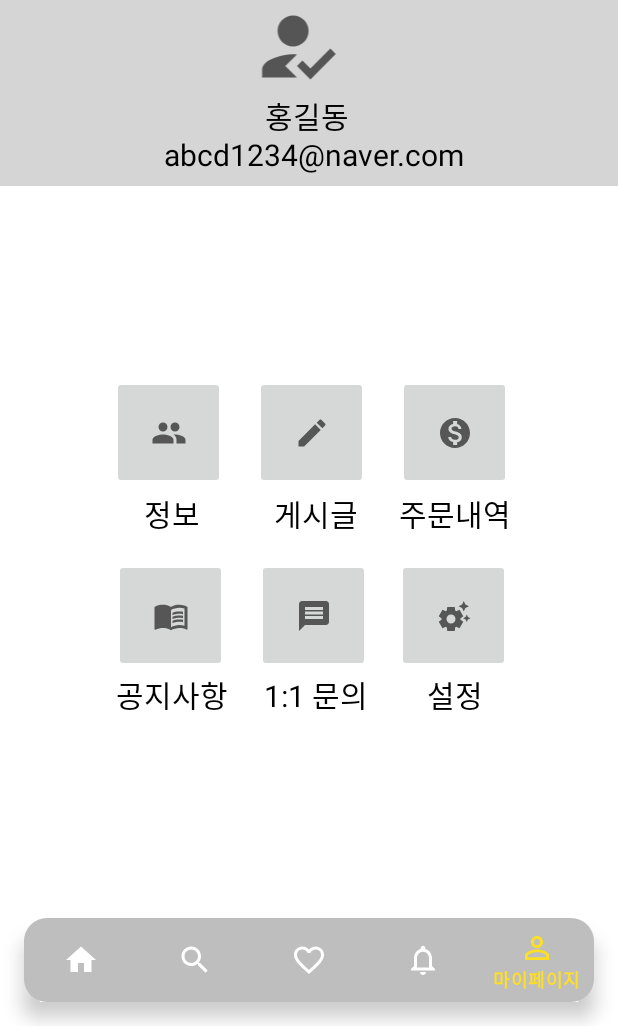
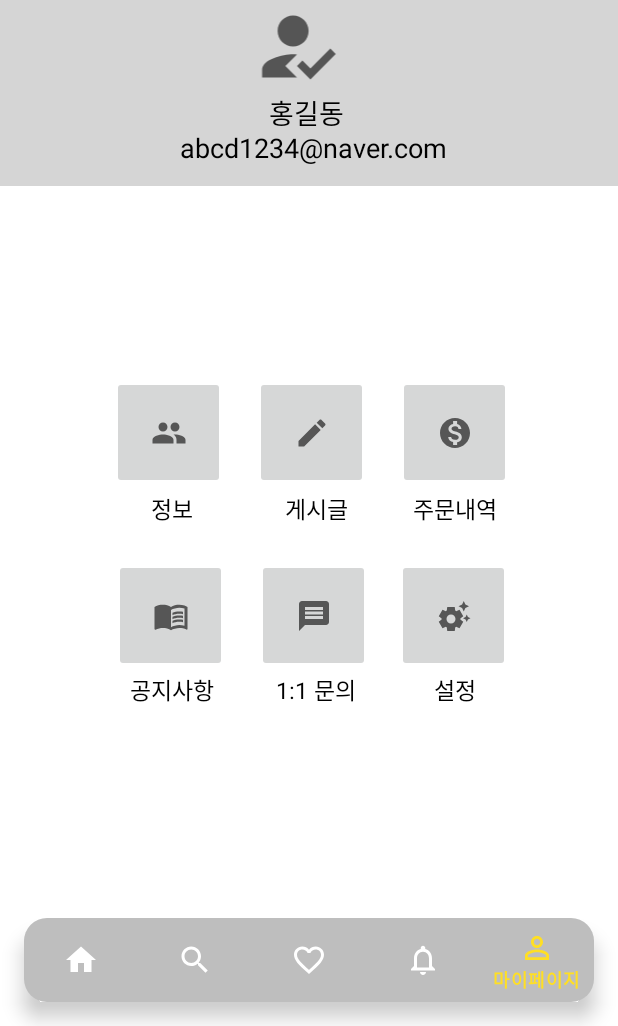
Before and after one commit to choijiyeon20/MoaMoa, an Android app: the screen it shows after launch (MainActivity), item 5 of the bottom bar chosen, on a phone screen of 412 x 824 dp, the part 210-1236 px from its top. Run offline under Robolectric (Android 15) with nearby library versions, the phone set to English and light mode, and no system bars.

Commit message:
이민영 - mypage xml 최종 완성

```diff
--- a/app/src/main/res/layout/main_mypage.xml
+++ b/app/src/main/res/layout/main_mypage.xml
@@ -75,6 +75,7 @@
         android:background="@color/grey">
 
         <ImageView
+            android:gravity="center"
             android:layout_width="97dp"
             android:layout_height="62dp"
             android:layout_marginStart="155dp"
@@ -86,8 +87,16 @@
             android:layout_height="match_parent"
             android:text="홍길동 \n abcd1234@naver.com"
             android:textAlignment="center"
+            android:textSize="18dp"
+            android:textColor="@color/black"/>
+        <TextView
+            android:layout_width="match_parent"
+            android:layout_height="match_parent"
+            android:text="ㅇㄹㅇㅎㅀ"
+            android:textAlignment="center"
             android:textSize="20dp"
             android:textColor="@color/black"/>
+
     </LinearLayout>
 
     <LinearLayout
@@ -132,7 +141,7 @@
                 android:layout_height="25dp"
                 android:text="정보"
                 android:textAlignment="center"
-                android:textSize="20dp"
+                android:textSize="15dp"
                 android:textColor="@color/black"
                 android:layout_marginStart="9.11dp" />
 
@@ -141,7 +150,7 @@
                 android:layout_height="25dp"
                 android:text="게시글"
                 android:textAlignment="center"
-                android:textSize="20dp"
+                android:textSize="15dp"
                 android:textColor="@color/black"
                 android:layout_marginStart="18dp"/>
             <TextView
@@ -149,7 +158,7 @@
                 android:layout_height="25dp"
                 android:text="주문내역"
                 android:textAlignment="center"
-                android:textSize="20dp"
+                android:textSize="15dp"
                 android:textColor="@color/black"
                 android:layout_marginStart="7pt"/>
         </LinearLayout>
@@ -160,7 +169,7 @@
             android:layout_height="wrap_content"
             android:layout_marginStart="0dp"
             android:layout_marginEnd="18dp"
-            android:layout_marginTop="20dp">
+            android:layout_marginTop="20dp" >
 
             <ImageButton
                 android:layout_width="75dp"
@@ -191,7 +200,7 @@
                 android:layout_height="25dp"
                 android:text="공지사항"
                 android:textAlignment="center"
-                android:textSize="20dp"
+                android:textSize="15dp"
                 android:textColor="@color/black"
                 android:layout_marginStart="9.11dp" />
 
@@ -200,7 +209,7 @@
                 android:layout_height="25dp"
                 android:text="1:1 문의"
                 android:textAlignment="center"
-                android:textSize="20dp"
+                android:textSize="15dp"
                 android:textColor="@color/black"
                 android:layout_marginStart="18dp"/>
             <TextView
@@ -208,7 +217,7 @@
                 android:layout_height="25dp"
                 android:text="설정"
                 android:textAlignment="center"
-                android:textSize="20dp"
+                android:textSize="15dp"
                 android:textColor="@color/black"
                 android:layout_marginStart="7pt"/>
         </LinearLayout>
```
